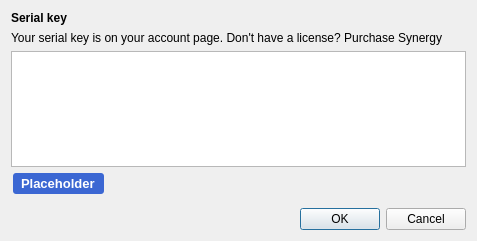
The window that src/gui/src/ActivationDialog.ui (deskflow/deskflow) describes before a commit, drawn with Qt 5.
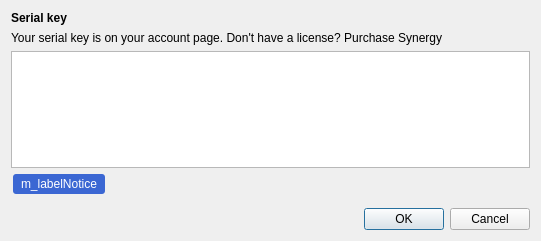
The same window after the commit.

The edit to the form file:
```diff
--- a/src/gui/src/ActivationDialog.ui
+++ b/src/gui/src/ActivationDialog.ui
@@ -6,7 +6,7 @@
    <rect>
     <x>0</x>
     <y>0</y>
-    <width>477</width>
+    <width>541</width>
     <height>241</height>
    </rect>
   </property>
@@ -51,7 +51,7 @@
 hr { height: 1px; border-width: 0; }
 li.unchecked::marker { content: &quot;\2610&quot;; }
 li.checked::marker { content: &quot;\2612&quot;; }
-&lt;/style&gt;&lt;/head&gt;&lt;body style=&quot; font-family:'Segoe UI'; font-size:9pt; font-weight:400; font-style:normal;&quot;&gt;
+&lt;/style&gt;&lt;/head&gt;&lt;body style=&quot; font-family:'Cantarell'; font-size:11pt; font-weight:400; font-style:normal;&quot;&gt;
 &lt;p style=&quot;-qt-paragraph-type:empty; margin-top:0px; margin-bottom:0px; margin-left:0px; margin-right:0px; -qt-block-indent:0; text-indent:0px; font-family:'Sans'; font-size:10pt;&quot;&gt;&lt;br /&gt;&lt;/p&gt;&lt;/body&gt;&lt;/html&gt;</string>
      </property>
      <property name="acceptRichText">
@@ -77,16 +77,14 @@
       <item>
        <widget class="QLabel" name="m_trialLabel">
         <property name="styleSheet">
-         <string notr="true">font-size: 13px;
-font-weight: 700;
-padding: 3px 5px;
+         <string notr="true">padding: 3px 5px;
 border-radius: 3px;
 background-color: #3B67D3;
 color: #ffffff;
 top: 3px;</string>
         </property>
         <property name="text">
-         <string>Placeholder</string>
+         <string>m_labelNotice</string>
         </property>
         <property name="openExternalLinks">
          <bool>true</bool>
```
Left out of the diff: 10 changed lines with no effect on the pictures.
